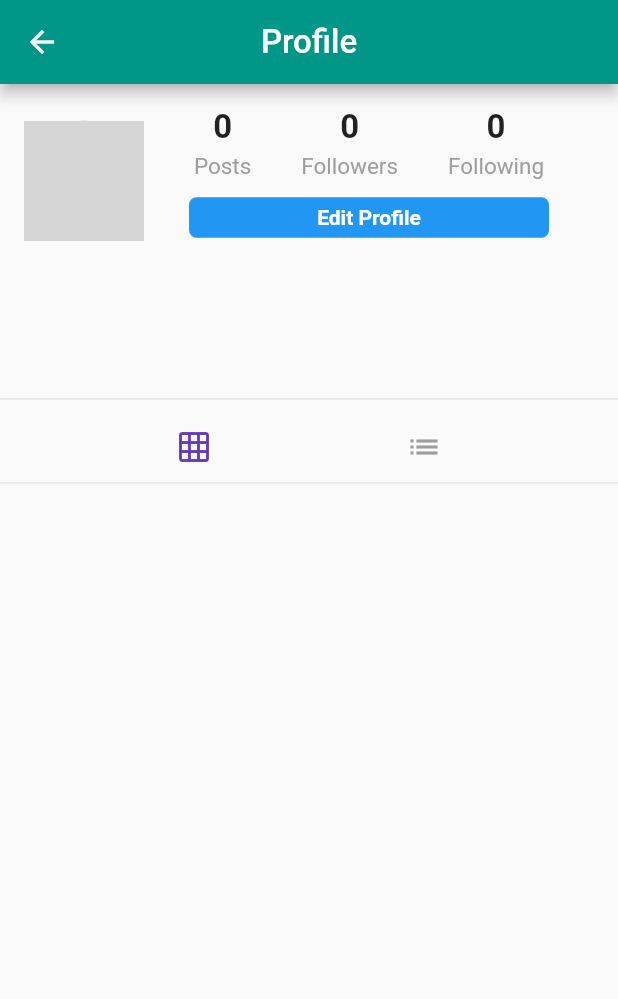
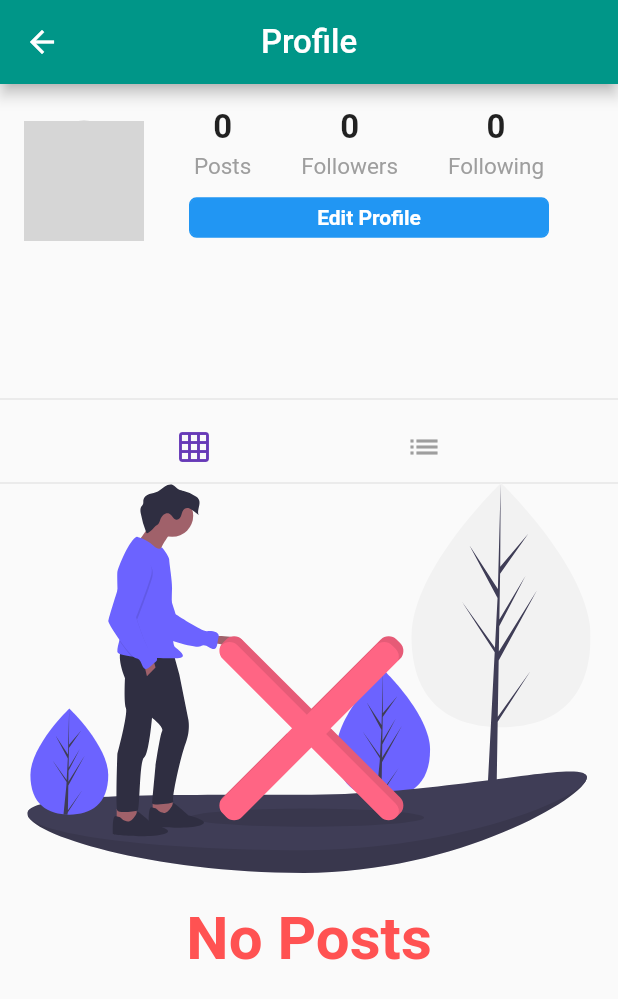
Before and after one commit to prashanth-up/UniConnect-Flutter, a Flutter app: the Profile screen opened directly, on a phone screen of 412 x 824 dp. Shown: the top 999 px of the screen. Run offline on Flutter 3.47's test engine with Material 2 defaults, Android fonts, the phone set to English and light mode, and no system bars; our stand-ins replace cached_network_image, cloud_firestore, firebase_storage, flutter_svg, geolocator, google_sign_in and 1 more; accounts and stored records are empty; network calls fail; grey boxes are pictures that could not be loaded.

```diff
--- a/lib/pages/profile.dart
+++ b/lib/pages/profile.dart
@@ -1,6 +1,8 @@
 import 'package:cached_network_image/cached_network_image.dart';
 import 'package:cloud_firestore/cloud_firestore.dart';
+import 'package:flutter/cupertino.dart';
 import 'package:flutter/material.dart';
+import 'package:flutter_svg/svg.dart';
 import 'package:srmconnect/models/user.dart';
 import 'package:srmconnect/pages/edit_profile.dart';
 import 'package:srmconnect/pages/home.dart';
@@ -206,6 +208,28 @@ class _ProfileState extends State<Profile> {
     if(isLoading){
       return circularProgress();
     }
+    else if(posts.isEmpty){
+      return Container(
+        child: Column(
+          mainAxisAlignment: MainAxisAlignment.center,
+          children: <Widget>[
+            SvgPicture.asset('assets/images/no_content.svg',height: 260.0,),
+            Padding(
+              padding: EdgeInsets.only(top: 20.0),
+              child:
+                  Text(
+                    "No Posts",
+                    style: TextStyle(
+                    color: Colors.redAccent,
+                    fontSize: 40.0,
+                      fontWeight: FontWeight.bold
+                ),
+                ),
+            ),
+          ],
+        ),
+      );
+    }
     else if(postOrientation == "grid"){
       List<GridTile> gridTiles = [];
       posts.forEach((post){
```
Also changed, not shown: lib/widgets/post.dart (+36 -2 lines).
